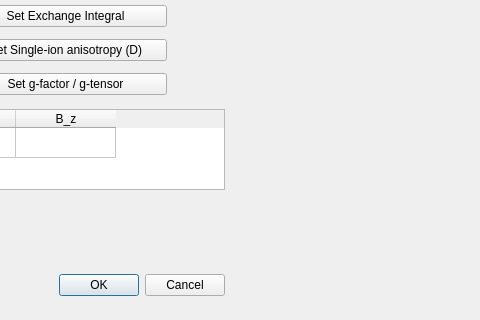
MadComputationalPhys2003/Progect_Gonchar, file FaustSpin/FaustSpinGUI/faust_spin_parameters_dialog.ui: the form before one commit; both pictures show x 306 to 786 and y 211 to 531 of the 1046 by 531 pixel window.
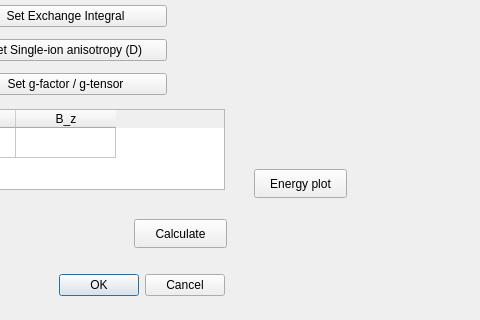
The form after the commit.

Patch:
```diff
--- a/FaustSpin/FaustSpinGUI/faust_spin_parameters_dialog.ui
+++ b/FaustSpin/FaustSpinGUI/faust_spin_parameters_dialog.ui
@@ -306,6 +306,32 @@
     </property>
    </column>
   </widget>
+  <widget class="QPushButton" name="CalculatepushButton">
+   <property name="geometry">
+    <rect>
+     <x>440</x>
+     <y>430</y>
+     <width>93</width>
+     <height>29</height>
+    </rect>
+   </property>
+   <property name="text">
+    <string>Calculate</string>
+   </property>
+  </widget>
+  <widget class="QPushButton" name="pushButtonEnergyplot">
+   <property name="geometry">
+    <rect>
+     <x>560</x>
+     <y>380</y>
+     <width>93</width>
+     <height>29</height>
+    </rect>
+   </property>
+   <property name="text">
+    <string>Energy plot</string>
+   </property>
+  </widget>
   <widget class="QWidget" name="">
    <property name="geometry">
     <rect>
```
